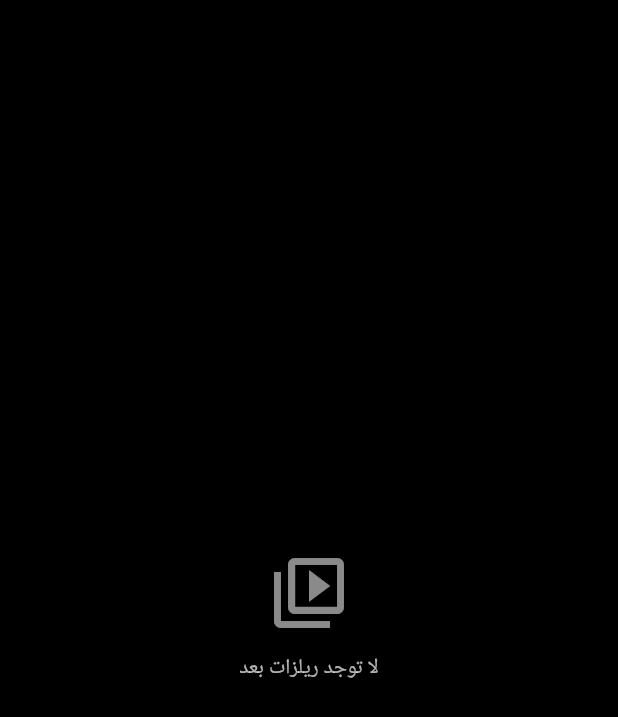
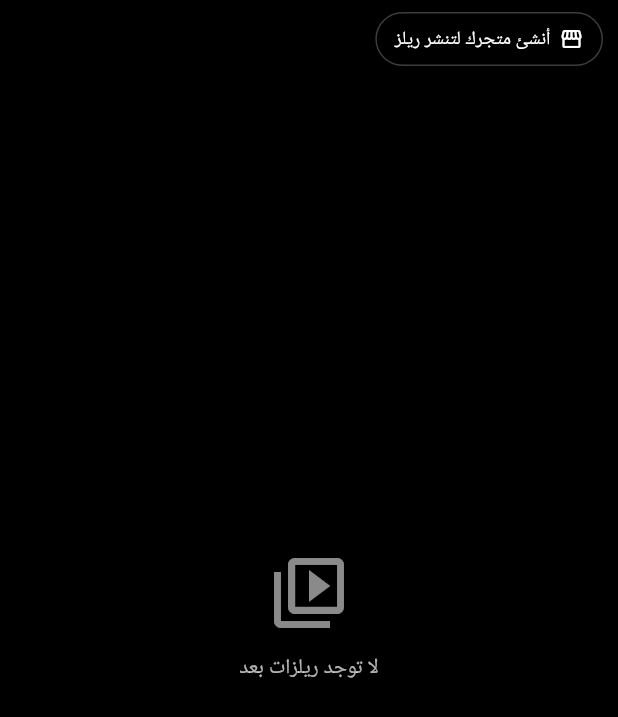
Before and after one commit to JosephJwamier/appShorja, a Flutter app: the ReelsFeedScreen screen opened directly, on a phone screen of 412 x 824 dp. Shown: the top 717 px of the screen. Run offline on Flutter 3.47's test engine with Material 3 defaults, Android fonts, the phone set to English and light mode, and no system bars; our stand-ins replace app_links, cached_network_image, firebase_analytics, firebase_auth, firebase_core, firebase_crashlytics and 14 more; missing offline and left inert: agora_rtc_engine, flutter_map_cancellable_tile_provider, v_video_compressor, video_thumbnail; accounts and stored records are empty.

Commit message:
Invite store creation where reels and live hide themselves
Reels and live broadcasting are store-owner features, and an account
without a store got no entry point at all: the reels top bar returned
SizedBox.shrink() and the live tab's FAB was null. Nothing on either
screen said why, so the only available reading was that posting is broken.

MyStoreScreen already handles this correctly — it explains what a store is
and offers "أنشئ متجري الآن". These two now do the same: a pill reading
"أنشئ متجرك لتنشر ريلز" and a FAB reading "أنشئ متجرك للبث", both landing
on CreateStoreScreen.

Same failure as the tooltip-only support button and the silent GPS denial:
a condition the user can satisfy in a minute, hidden behind an absence they
read as a defect.

68 tests pass. Not rebuilt — the APK waits for the user's word.

Co-Authored-By: Claude Opus 5 <noreply@anthropic.com>

```diff
--- a/lib/screens/reels/reels_feed_screen.dart
+++ b/lib/screens/reels/reels_feed_screen.dart
@@ -17,6 +17,7 @@ import '../../widgets/reels/reel_video_pager.dart';
 import '../product_details_screen.dart';
 import '../store_profile_screen.dart';
 import 'my_reels_screen.dart';
+import '../create_store_screen.dart';
 
 /// Public TikTok/Reels-style feed. Video playback, the controller window and
 /// the mute preference all live in [ReelVideoPager]; what's left here is what
@@ -275,7 +276,45 @@ class _ReelsFeedScreenState extends State<ReelsFeedScreen>
   }
 
   Widget _buildTopBar(bool hasStore) {
-    if (!hasStore) return const SizedBox.shrink();
+    // بلا متجر: دعوة لإنشائه لا فراغ. الإخفاء الصامت كان يجعل التاجر
+    // يبحث عن زرّ النشر في كل شاشة ثم يستنتج أن الميزة معطّلة — بينما
+    // الشرط بسيط ويمكن تحقيقه في دقيقة.
+    if (!hasStore) {
+      return SafeArea(
+        child: Padding(
+          padding: const EdgeInsets.symmetric(horizontal: 10, vertical: 8),
+          child: Align(
+            alignment: AlignmentDirectional.topStart,
+            child: GestureDetector(
+              onTap: () => Navigator.push(
+                context,
+                MaterialPageRoute(builder: (_) => const CreateStoreScreen()),
+              ),
+              behavior: HitTestBehavior.opaque,
+              child: Container(
+                padding:
+                    const EdgeInsets.symmetric(horizontal: 12, vertical: 8),
+                decoration: BoxDecoration(
+                  color: Colors.black.withValues(alpha: 0.4),
+                  borderRadius: BorderRadius.circular(20),
+                  border: Border.all(color: Colors.white24),
+                ),
+                child: const Row(
+                  mainAxisSize: MainAxisSize.min,
+                  children: [
+                    Icon(Icons.storefront_outlined,
+                        color: Colors.white, size: 16),
+                    SizedBox(width: 6),
+                    Text('أنشئ متجرك لتنشر ريلز',
+                        style: TextStyle(color: Colors.white, fontSize: 12.5)),
+                  ],
+                ),
+              ),
+            ),
+          ),
+        ),
+      );
+    }
     // A labelled pill rather than a bare icon: this is now the only way into
     // posting a reel (the create-FAB used to sit on this screen), so it has
     // to read as an entry point, not as a decorative glyph.
```
Also changed, not shown: lib/screens/live/live_sessions_screen.dart (+16 -3 lines).
